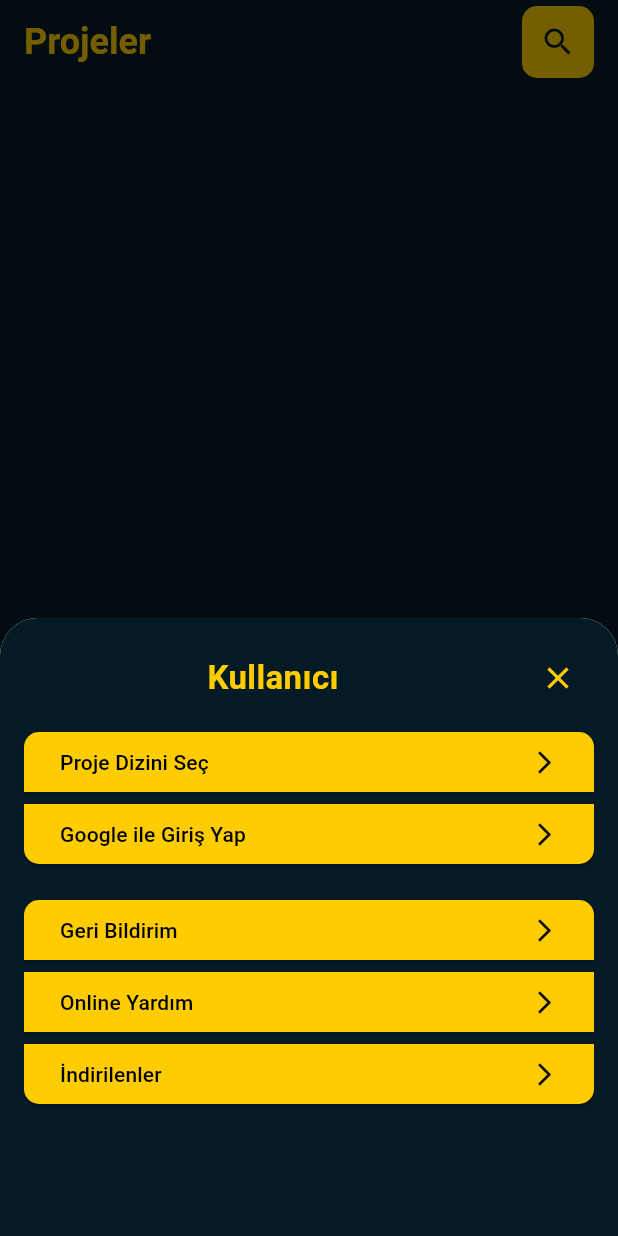
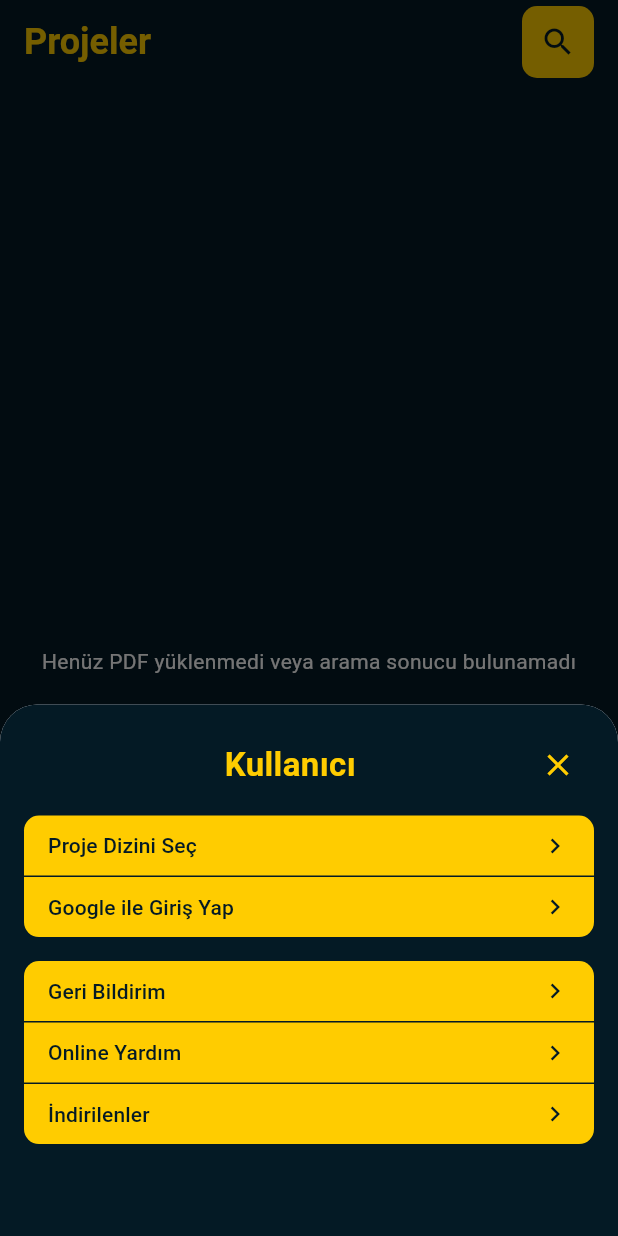
Before and after one commit to Sefagarip/Dga-Qr-Project, a Flutter app: the screen it shows after launch, after a tap on "Kullanıcı", on a phone screen of 412 x 824 dp. Run offline on Flutter 3.47's test engine with Material 3 defaults, Android fonts, the phone set to English and light mode, and no system bars; our stand-ins replace google_sign_in, image_gallery_saver, pdf, permission_handler, printing, qr_flutter; missing offline and left inert: flutter_barcode_scanner, flutter_cached_pdfview, googleapis.

Commit message:
tasarımsal düzenlemeler

```diff
--- a/lib/screens/user.dart
+++ b/lib/screens/user.dart
@@ -6,11 +6,10 @@ class UserMenu extends StatelessWidget {
   @override
   Widget build(BuildContext context) {
     return Container(
-      height: MediaQuery.of(context).size.height *
-          0.5, // Ekranın %50'si kadar yükseklik
+      height: MediaQuery.of(context).size.height * 0.43,
       padding: EdgeInsets.all(16),
       decoration: BoxDecoration(
-        color: Color(0xFF041a25), // Mavi renk
+        color: Color(0xFF041a25),
         borderRadius: BorderRadius.vertical(top: Radius.circular(25.0)),
       ),
       child: Column(
@@ -21,65 +20,101 @@ class UserMenu extends StatelessWidget {
             children: [
               Spacer(),
               Text(
-                'Kullanıcı',
+                '    Kullanıcı',
                 style: TextStyle(
                   fontSize: 22,
-                  color: Color(0xFFFFCC00), // Sarı renk
+                  color: Color(0xFFFFCC00),
                   fontWeight: FontWeight.bold,
                 ),
               ),
               Spacer(),
               IconButton(
-                icon: Icon(Icons.close, color: Color(0xFFFFCC00)), // Sarı renk
-                onPressed: () {
-                  Navigator.pop(context); // Sheet'i kapatır
-                },
+                icon: Icon(Icons.close, color: Color(0xFFFFCC00)),
+                onPressed: () => Navigator.pop(context),
               ),
             ],
           ),
-          SizedBox(height: 8),
-          buildMenuButton('Proje Dizini Seç', context, isTopRound: true),
-          buildMenuButton('Google ile Giriş Yap', context, isBottomRound: true),
-          SizedBox(height: 16), // Boşluk eklemek için
-          buildMenuButton('Geri Bildirim', context, isTopRound: true),
-          buildMenuButton('Online Yardım', context),
-          buildMenuButton('İndirilenler', context, isLast: true),
+          SizedBox(height: 10),
+          Column(
+            children: [
+              _buildUserActionButton(
+                label: 'Proje Dizini Seç',
+                onPressed: () {
+                  // Proje dizini seçme işlevi
+                },
+                isFirst: true,
+              ),
+              SizedBox(height: 1),
+              _buildUserActionButton(
+                label: 'Google ile Giriş Yap',
+                onPressed: () {
+                  // Google ile giriş yapma işlevi
+                },
+                isLast: true, // Bu butonu son buton olarak işaretledik
+              ),
+              SizedBox(height: 16),
+              _buildUserActionButton(
+                label: 'Geri Bildirim',
+                onPressed: () {
+                  // Geri bildirim işlevi
+                },
+                isFirst: true,
+              ),
+              SizedBox(height: 1),
+              _buildUserActionButton(
+                label: 'Online Yardım',
+                onPressed: () {
+                  // Online yardım işlevi
+                },
+              ),
+              SizedBox(height: 1),
+              _buildUserActionButton(
+                label: 'İndirilenler',
+                onPressed: () {
+                  // İndirilenler işlevi
+                },
+                isLast: true,
+              ),
+            ],
+          ),
         ],
       ),
     );
   }
 
-  ElevatedButton buildMenuButton(String text, BuildContext context,
-      {bool isLast = false,
-      bool isTopRound = false,
-      bool isBottomRound = false}) {
-    return ElevatedButton(
-      style: ElevatedButton.styleFrom(
-        backgroundColor: Color(0xFFFFCC00), // Sarı renk
-        shape: RoundedRectangleBorder(
-          borderRadius: BorderRadius.only(
-            topLeft: isTopRound ? Radius.circular(10) : Radius.zero,
-            topRight: isTopRound ? Radius.circular(10) : Radius.zero,
-            bottomLeft:
-                isBottomRound || isLast ? Radius.circular(10) : Radius.zero,
-            bottomRight:
-                isBottomRound || isLast ? Radius.circular(10) : Radius.zero,
+  Widget _buildUserActionButton({
+    required String label,
+    required VoidCallback onPressed,
+    bool isFirst = false,
+    bool isLast = false,
+  }) {
+    return Container(
+      height: 40,
+      decoration: BoxDecoration(
+        color: Color(0xFFFFCC00),
+        borderRadius: BorderRadius.vertical(
+          top: isFirst ? Radius.circular(10) : Radius.zero,
+          bottom: isLast ? Radius.circular(10) : Radius.zero,
+        ),
+      ),
+      child: ElevatedButton(
+        onPressed: onPressed,
+        style: ElevatedButton.styleFrom(
+          backgroundColor: Colors.transparent,
+          elevation: 0,
+          padding: EdgeInsets.symmetric(horizontal: 16),
+          shape: RoundedRectangleBorder(
+            borderRadius: BorderRadius.zero,
           ),
         ),
-      ),
-      onPressed: () {
-        // İlgili fonksiyonlar burada çalışacak
-      },
-      child: Align(
-        alignment: Alignment.centerLeft,
         child: Row(
           mainAxisAlignment: MainAxisAlignment.spaceBetween,
           children: [
             Text(
-              text,
-              style: TextStyle(color: Colors.black),
+              label,
+              style: TextStyle(color: Color(0xFF041a25), fontSize: 14),
             ),
-            Icon(Icons.arrow_forward_ios, color: Colors.black), // ">" simgesi
+            Icon(Icons.chevron_right, color: Color(0xFF041a25), size: 20),
           ],
         ),
       ),
```
Also changed, not shown: lib/screens/home_screen.dart (+65 -20 lines), lib/screens/update.dart (+100 -66 lines).
